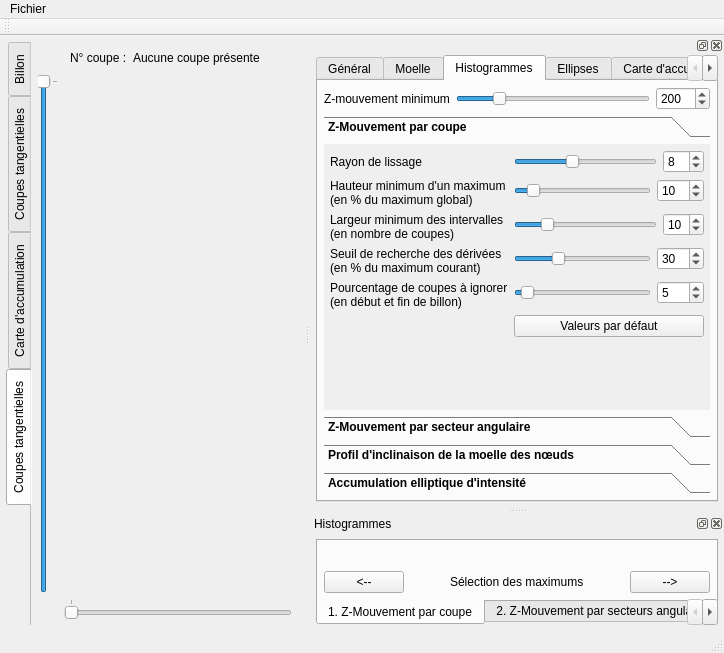
Qt form ui/mainwindow.ui (akrah/TKDetection) before a commit.
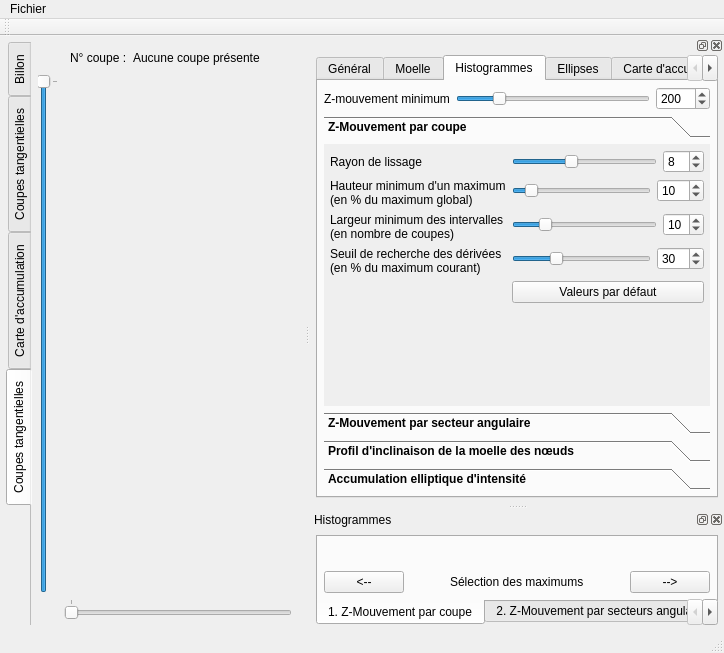
The same form after that commit. The open tabs and pages were chosen to show the change. Custom widgets are drawn as their Qt base class.

Patch:
```diff
--- a/ui/mainwindow.ui
+++ b/ui/mainwindow.ui
@@ -1316,13 +1316,16 @@
               <x>0</x>
               <y>0</y>
               <width>392</width>
-              <height>245</height>
+              <height>205</height>
              </rect>
             </property>
             <attribute name="label">
              <string>Z-Mouvement par coupe</string>
             </attribute>
             <layout class="QFormLayout" name="formLayout_10">
+             <property name="fieldGrowthPolicy">
+              <enum>QFormLayout::AllNonFixedFieldsGrow</enum>
+             </property>
              <item row="0" column="0">
               <widget class="QLabel" name="label_38">
                <property name="font">
@@ -1516,7 +1519,7 @@
                </item>
               </layout>
              </item>
-             <item row="6" column="1">
+             <item row="5" column="1">
               <widget class="QPushButton" name="_buttonHistogramResetDefaultValuesZMotion">
                <property name="font">
                 <font>
@@ -1529,53 +1532,6 @@
                </property>
               </widget>
              </item>
-             <item row="5" column="1">
-              <layout class="QHBoxLayout" name="horizontalLayout_23">
-               <item>
-                <widget class="QSlider" name="_sliderHistogramPercentageOfSlicesToIgnore_zMotion">
-                 <property name="maximum">
-                  <number>100</number>
-                 </property>
-                 <property name="value">
-                  <number>5</number>
-                 </property>
-                 <property name="orientation">
-                  <enum>Qt::Horizontal</enum>
-                 </property>
-                </widget>
-               </item>
-               <item>
-                <widget class="QSpinBox" name="_spinHistogramPercentageOfSlicesToIgnore_zMotion">
-                 <property name="font">
-                  <font>
-                   <weight>50</weight>
-                   <bold>false</bold>
-                  </font>
-                 </property>
-                 <property name="maximum">
-                  <number>100</number>
-                 </property>
-                 <property name="value">
-                  <number>5</number>
-                 </property>
-                </widget>
-               </item>
-              </layout>
-             </item>
-             <item row="5" column="0">
-              <widget class="QLabel" name="label_39">
-               <property name="font">
-                <font>
-                 <weight>50</weight>
-                 <bold>false</bold>
-                </font>
-               </property>
-               <property name="text">
-                <string>Pourcentage de coupes à ignorer
-(en début et fin de billon)</string>
-               </property>
-              </widget>
-             </item>
             </layout>
            </widget>
            <widget class="QWidget" name="toolBoxPage2">
```
Left out of the diff: 57 changed lines with no effect on the pictures.
